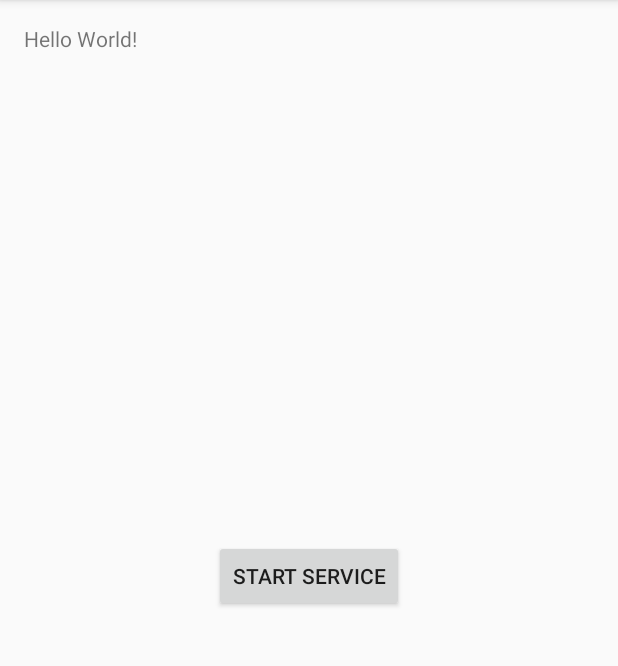
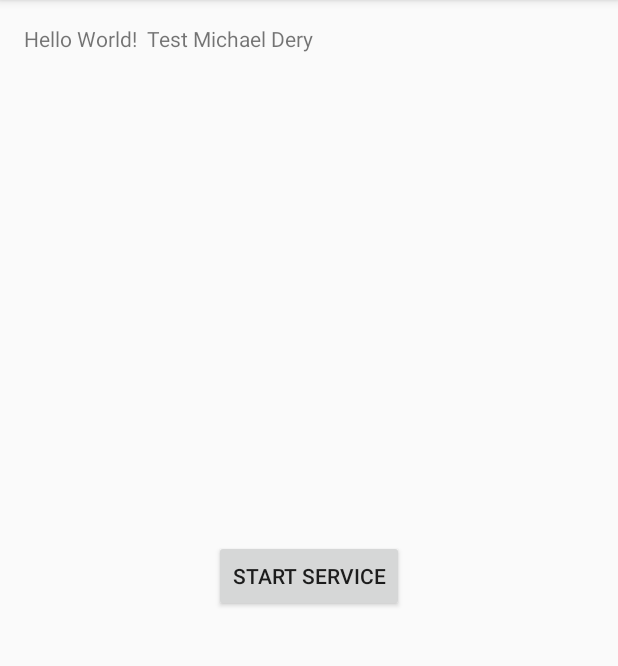
Before and after one commit to samuellapointe/Watchdog, an Android app: the screen it shows after launch (MainActivity), on a phone screen of 412 x 824 dp, the part 84-750 px from its top. Run offline under Robolectric (Android 15) with nearby library versions, the phone set to English and light mode, and no system bars.

Commit message:
Test de l'intégration Git et Android Studio

```diff
--- a/app/src/main/res/layout/activity_main.xml
+++ b/app/src/main/res/layout/activity_main.xml
@@ -13,7 +13,7 @@
     <TextView
         android:layout_width="wrap_content"
         android:layout_height="wrap_content"
-        android:text="Hello World!" />
+        android:text="Hello World!  Test Michael Dery" />
 
     <Button
         android:text="Start Service"
```
